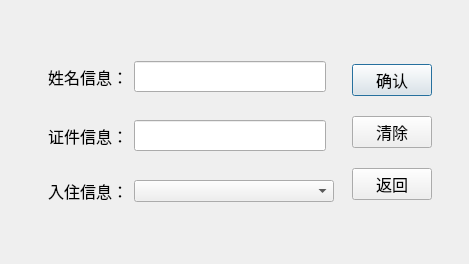
First picture: the form in Hotel Managing System/Insert Customer Dialog.ui, repository Shu-Huai/Hotel-Managing-System, before the edit.
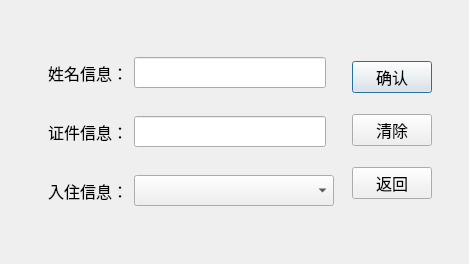
Second picture: the form after the edit.

```diff
--- a/Hotel Managing System/Insert Customer Dialog.ui
+++ b/Hotel Managing System/Insert Customer Dialog.ui
@@ -126,6 +126,12 @@
                 <height>0</height>
                </size>
               </property>
+              <property name="font">
+               <font>
+                <family>宋体</family>
+                <pointsize>12</pointsize>
+               </font>
+              </property>
              </widget>
             </item>
            </layout>
```
